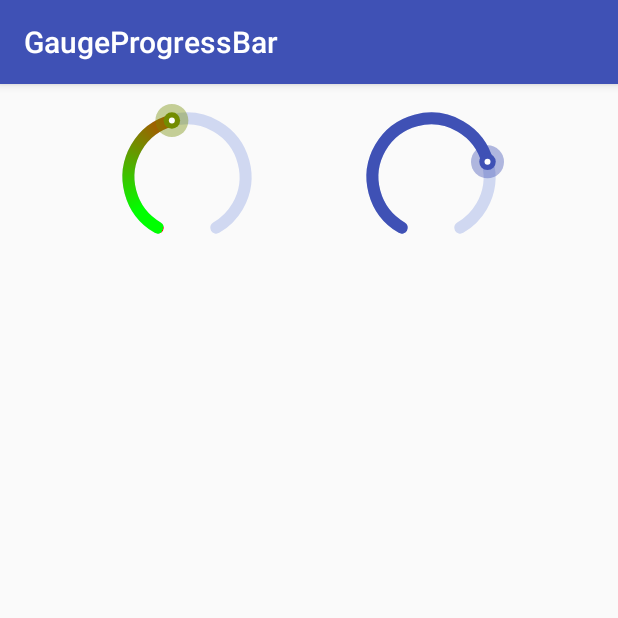
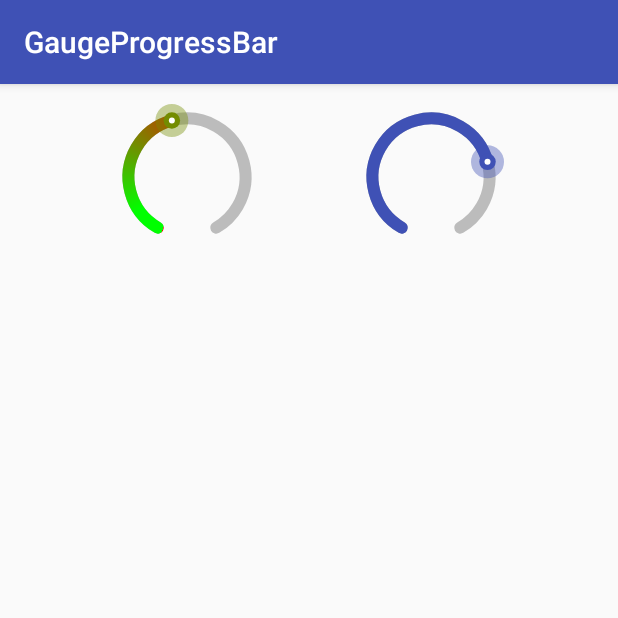
Before and after one commit to 10clouds/GaugeSeekBar, an Android app: the screen it shows after launch (MainActivity), on a phone screen of 412 x 824 dp, the top half of it. Run offline under Robolectric (Android 15) with nearby library versions, the phone set to English and light mode, and no system bars.

Commit message:
Added track gradient

```diff
--- a/gaugeseekbar/src/main/java/com/tenclouds/gaugeprogress/GaugeSeekBar.kt
+++ b/gaugeseekbar/src/main/java/com/tenclouds/gaugeprogress/GaugeSeekBar.kt
@@ -14,7 +14,6 @@ class GaugeSeekBar : View {
         private const val START_ANGLE_DEG = 30f
         private const val DEFAULT_THUMB_RADIUS_DP = 11
         private const val DEFAULT_TRACK_WIDTH_DP = 8
-        private const val DEFAULT_TRACK_COLOR = -3090191
     }
 
     constructor(context: Context) : super(context)
@@ -28,9 +27,9 @@ class GaugeSeekBar : View {
 
     private var thumbRadius = DEFAULT_THUMB_RADIUS_DP * resources.displayMetrics.density
     private var trackWidth = DEFAULT_TRACK_WIDTH_DP * resources.displayMetrics.density
-    private var trackColor: Int = DEFAULT_TRACK_COLOR
-    private var gradientArray = context.resources.getIntArray(R.array.index_gradient)
-    private var gradientArrayPositions: FloatArray? = null
+    private var trackGradientArray: IntArray = context.resources.getIntArray(R.array.default_track_gradient)
+    private var progressGradientArray = context.resources.getIntArray(R.array.default_index_gradient)
+    private var progressGradientArrayPositions: FloatArray? = null
 
     private var trackDrawable: TrackDrawable? = null
     private var progressDrawable: ProgressDrawable? = null
@@ -60,19 +59,29 @@ class GaugeSeekBar : View {
     private fun applyAttributes(attributes: TypedArray) {
         try {
             thumbRadius = attributes.getDimension(R.styleable.GaugeSeekBar_thumbRadius, thumbRadius)
-            trackColor = attributes.getColor(R.styleable.GaugeSeekBar_trackColor, trackColor)
+            val trackGradientArrayId = attributes.getResourceId(R.styleable.GaugeSeekBar_trackGradient, 0)
+            if (trackGradientArrayId != 0) {
+                trackGradientArray = resources.getIntArray(trackGradientArrayId)
+            }
+
+            val trackGradientArrayPositionsResourceId = attributes.getResourceId(R.styleable.GaugeSeekBar_trackGradientPositions, 0)
+            if (trackGradientArrayPositionsResourceId != 0) {
+                val positionsIntArray = resources.getIntArray(trackGradientArrayPositionsResourceId)
+                progressGradientArrayPositions = FloatArray(positionsIntArray.size) { positionsIntArray[it].div(100f) }
+            }
+
             showThumb = attributes.getBoolean(R.styleable.GaugeSeekBar_showThumb, showThumb)
             trackWidth = attributes.getDimension(R.styleable.GaugeSeekBar_trackWidth, trackWidth)
             progress = attributes.getFloat(R.styleable.GaugeSeekBar_progress, 0f)
 
             val gradientArrayResourceId = attributes.getResourceId(R.styleable.GaugeSeekBar_progressGradient, 0)
             if (gradientArrayResourceId != 0) {
-                gradientArray = resources.getIntArray(gradientArrayResourceId)
+                progressGradientArray = resources.getIntArray(gradientArrayResourceId)
             }
             val gradientArrayPositionsResourceId = attributes.getResourceId(R.styleable.GaugeSeekBar_progressGradientPositions, 0)
             if (gradientArrayPositionsResourceId != 0) {
                 val positionsIntArray = resources.getIntArray(gradientArrayPositionsResourceId)
-                gradientArrayPositions = FloatArray(positionsIntArray.size) { positionsIntArray[it].div(100f) }
+                progressGradientArrayPositions = FloatArray(positionsIntArray.size) { positionsIntArray[it].div(100f) }
             }
 
         } finally {
@@ -90,9 +99,9 @@ class GaugeSeekBar : View {
         val centerPosition = PointF(centerX, centerY)
         val radiusPx = Math.min(centerX, centerY)
         val margin = Math.max(thumbRadius, trackWidth / 2f)
-        trackDrawable = TrackDrawable(centerPosition, radiusPx, margin, trackColor, START_ANGLE_DEG, trackWidth)
-        progressDrawable = ProgressDrawable(centerPosition, 0f, radiusPx, margin, gradientArray, START_ANGLE_DEG, trackWidth, gradientArrayPositions)
-        thumbDrawable = ThumbDrawable(centerPosition, 0f, gradientArray, START_ANGLE_DEG, thumbRadius)
+        trackDrawable = TrackDrawable(centerPosition, radiusPx, margin, trackGradientArray, START_ANGLE_DEG, trackWidth)
+        progressDrawable = ProgressDrawable(centerPosition, 0f, radiusPx, margin, progressGradientArray, START_ANGLE_DEG, trackWidth, progressGradientArrayPositions)
+        thumbDrawable = ThumbDrawable(centerPosition, 0f, progressGradientArray, START_ANGLE_DEG, thumbRadius)
     }
 
     override fun onDraw(canvas: Canvas?) {
--- a/gaugeseekbar/src/main/java/com/tenclouds/gaugeprogress/TrackDrawable.kt
+++ b/gaugeseekbar/src/main/java/com/tenclouds/gaugeprogress/TrackDrawable.kt
@@ -2,31 +2,63 @@ package com.tenclouds.gaugeprogress
 
 import android.graphics.*
 
-class TrackDrawable(centerPosition: PointF,
+class TrackDrawable(position: PointF,
                     private val radiusPx: Float,
                     private val margin: Float,
-                    private val color: Int,
+                    private val gradientArray: IntArray,
                     private val startAngle: Float,
-                    private val trackWidthPx: Float) : DrawableEntity(centerPosition) {
+                    private val trackWidthPx: Float,
+                    gradientPositionsArray: FloatArray? = null) : DrawableEntity(position) {
 
-    private val paint = Paint().apply {
-        color = this@TrackDrawable.color
+    private val gradientPositionsArray: FloatArray = gradientPositionsArray ?: FloatArray(gradientArray.size) { it.toFloat() / gradientArray.size }
+
+    init {
+        if (gradientArray.size != this.gradientPositionsArray.size)
+            throw IllegalStateException("gradientArray and gradientPositionsArray sizes must be equal.")
+    }
+
+    private val progressPaint = Paint().apply {
         strokeWidth = trackWidthPx
         isAntiAlias = true
         strokeCap = Paint.Cap.ROUND
         style = Paint.Style.STROKE
+
+        if (gradientArray.size > 1) {
+            val shader = createSweepGradient()
+            setShader(shader)
+        } else {
+            color = gradientArray[0]
+        }
+    }
+
+    private fun createSweepGradient(): SweepGradient {
+        val shader = SweepGradient(centerPosition.x, centerPosition.y, gradientArray, getGradientPositions())
+        val gradientRotationMatrix = Matrix()
+        gradientRotationMatrix.preRotate(90f + startAngle - 5, centerPosition.x, centerPosition.y)
+        shader.setLocalMatrix(gradientRotationMatrix)
+        return shader
+    }
+
+    private fun getGradientPositions(): FloatArray {
+        val normalizedStartAngle = startAngle / 360f
+        val normalizedAvailableSpace = 1f - 2 * normalizedStartAngle
+
+        return FloatArray(gradientArray.size) {
+            normalizedStartAngle + normalizedAvailableSpace * gradientPositionsArray[it]
+        }
     }
 
     override fun draw(canvas: Canvas) {
+        val angle = (360 - (startAngle * 2))
         val rect = RectF(centerPosition.x - radiusPx + margin,
                 centerPosition.y - radiusPx + margin,
                 centerPosition.x + radiusPx - margin,
                 centerPosition.y + radiusPx - margin)
         canvas.drawArc(rect,
                 90f + startAngle,
-                360f - 2 * startAngle,
+                angle,
                 false,
-                paint)
+                progressPaint)
     }
 
     override fun setAlpha(alpha: Int) {}
--- a/gaugeseekbar/src/main/res/values/attrs.xml
+++ b/gaugeseekbar/src/main/res/values/attrs.xml
@@ -3,7 +3,8 @@
     <declare-styleable name="GaugeSeekBar">
         <attr name="thumbRadius" format="dimension" />
         <attr name="showThumb" format="boolean" />
-        <attr name="trackColor" format="color" />
+        <attr name="trackGradient" format="color" />
+        <attr name="trackGradientPositions" format="reference" />
         <attr name="progress" format="float" />
         <attr name="trackWidth" format="dimension" />
         <attr name="progressGradient" format="reference" />
--- a/gaugeseekbar/src/main/res/values/colors.xml
+++ b/gaugeseekbar/src/main/res/values/colors.xml
@@ -3,8 +3,16 @@
     <color name="green">#00FF00</color>
     <color name="red">#FF0000</color>
 
-    <array name="index_gradient">
+    <color name="default_track_color">#c3a9a9a9</color>
+
+    <array name="default_index_gradient">
         <item>@color/green</item>
         <item>@color/red</item>
     </array>
+
+    <array name="default_track_gradient">
+        <item>@color/default_track_color</item>
+    </array>
+
+
 </resources>
```
